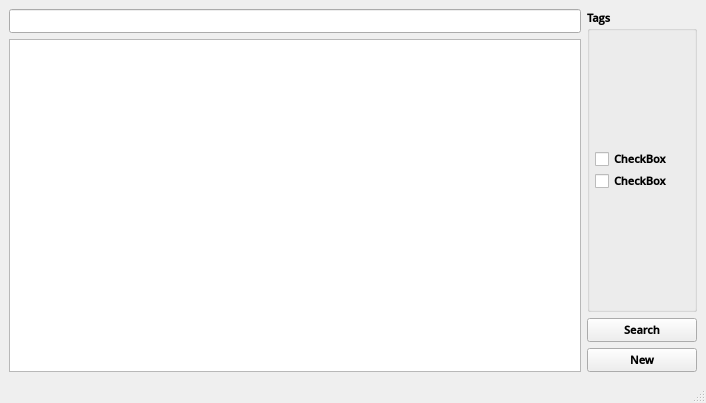
Before: the Qt Designer form modules/ui.ui in airens/notes, drawn with Qt 5.
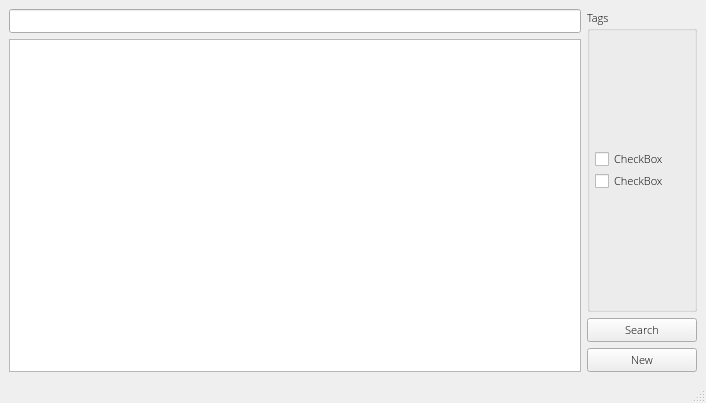
After: the same form once the commit is applied.

Patch:
```diff
--- a/modules/ui.ui
+++ b/modules/ui.ui
@@ -33,6 +33,14 @@
    <enum>Qt::ToolButtonIconOnly</enum>
   </property>
   <widget class="QWidget" name="centralwidget">
+   <property name="font">
+    <font>
+     <family>Open Sans Light</family>
+     <pointsize>8</pointsize>
+     <weight>50</weight>
+     <bold>false</bold>
+    </font>
+   </property>
    <layout class="QGridLayout" name="gridLayout">
     <item row="0" column="0">
      <widget class="QLineEdit" name="txt_title"/>
```
Left out of the diff: 194 changed lines with no effect on the pictures.
